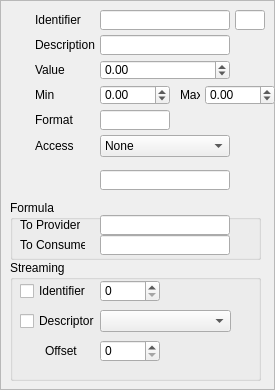
Old version of the form tinyember/TinyEmberPlus/RealView.ui in the repository Lawo/ember-plus.
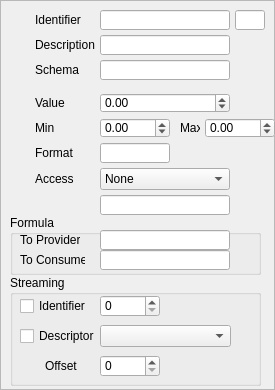
New version of the form. Icons and pictures are not drawn.

Commit message: TinyEmber: Added the possibility to set a schema identifier.

The edit to the form file:
```diff
--- a/tinyember/TinyEmberPlus/RealView.ui
+++ b/tinyember/TinyEmberPlus/RealView.ui
@@ -29,7 +29,7 @@
    <property name="geometry">
     <rect>
      <x>35</x>
-     <y>60</y>
+     <y>93</y>
      <width>60</width>
      <height>20</height>
     </rect>
@@ -94,7 +94,7 @@
    <property name="geometry">
     <rect>
      <x>100</x>
-     <y>60</y>
+     <y>93</y>
      <width>130</width>
      <height>20</height>
     </rect>
@@ -123,7 +123,7 @@
    <property name="geometry">
     <rect>
      <x>35</x>
-     <y>110</y>
+     <y>143</y>
      <width>60</width>
      <height>20</height>
     </rect>
@@ -136,7 +136,7 @@
    <property name="geometry">
     <rect>
      <x>100</x>
-     <y>85</y>
+     <y>118</y>
      <width>70</width>
      <height>20</height>
     </rect>
@@ -152,7 +152,7 @@
    <property name="geometry">
     <rect>
      <x>100</x>
-     <y>110</y>
+     <y>143</y>
      <width>70</width>
      <height>20</height>
     </rect>
@@ -165,7 +165,7 @@
    <property name="geometry">
     <rect>
      <x>35</x>
-     <y>85</y>
+     <y>118</y>
      <width>60</width>
      <height>20</height>
     </rect>
@@ -178,7 +178,7 @@
    <property name="geometry">
     <rect>
      <x>205</x>
-     <y>85</y>
+     <y>118</y>
      <width>70</width>
      <height>20</height>
     </rect>
@@ -197,7 +197,7 @@
    <property name="geometry">
     <rect>
      <x>180</x>
-     <y>85</y>
+     <y>118</y>
      <width>20</width>
      <height>20</height>
     </rect>
@@ -242,7 +242,7 @@
    <property name="geometry">
     <rect>
      <x>10</x>
-     <y>60</y>
+     <y>93</y>
      <width>16</width>
      <height>16</height>
     </rect>
@@ -258,7 +258,7 @@
    <property name="geometry">
     <rect>
      <x>10</x>
-     <y>85</y>
+     <y>118</y>
      <width>16</width>
      <height>20</height>
     </rect>
@@ -274,7 +274,7 @@
    <property name="geometry">
     <rect>
      <x>10</x>
-     <y>110</y>
+     <y>143</y>
      <width>16</width>
      <height>20</height>
     </rect>
@@ -290,7 +290,7 @@
    <property name="geometry">
     <rect>
      <x>10</x>
-     <y>135</y>
+     <y>168</y>
      <width>16</width>
      <height>20</height>
     </rect>
@@ -306,7 +306,7 @@
    <property name="geometry">
     <rect>
      <x>35</x>
-     <y>135</y>
+     <y>168</y>
      <width>60</width>
      <height>22</height>
     </rect>
@@ -319,7 +319,7 @@
    <property name="geometry">
     <rect>
      <x>100</x>
-     <y>135</y>
+     <y>168</y>
      <width>130</width>
      <height>22</height>
     </rect>
@@ -365,9 +365,9 @@
    <property name="geometry">
     <rect>
      <x>10</x>
-     <y>260</y>
+     <y>275</y>
      <width>251</width>
-     <height>121</height>
+     <height>111</height>
     </rect>
    </property>
    <property name="title">
@@ -447,7 +447,7 @@
    <property name="geometry">
     <rect>
      <x>100</x>
-     <y>170</y>
+     <y>195</y>
      <width>130</width>
      <height>20</height>
     </rect>
@@ -460,7 +460,7 @@
    <property name="geometry">
     <rect>
      <x>10</x>
-     <y>200</y>
+     <y>215</y>
      <width>251</width>
      <height>60</height>
     </rect>
@@ -527,6 +527,32 @@
     </property>
    </widget>
   </widget>
+  <widget class="QLineEdit" name="schemaText">
+   <property name="geometry">
+    <rect>
+     <x>100</x>
+     <y>60</y>
+     <width>130</width>
+     <height>20</height>
+    </rect>
+   </property>
+   <property name="readOnly">
+    <bool>false</bool>
+   </property>
+  </widget>
+  <widget class="QLabel" name="label_17">
+   <property name="geometry">
+    <rect>
+     <x>35</x>
+     <y>60</y>
+     <width>60</width>
+     <height>20</height>
+    </rect>
+   </property>
+   <property name="text">
+    <string>Schema</string>
+   </property>
+  </widget>
  </widget>
  <resources>
   <include location="TinyEmberPlus.qrc"/>
```
Left out of the diff: 17 changed lines with no effect on the pictures. The commit also changes 28 other files.
